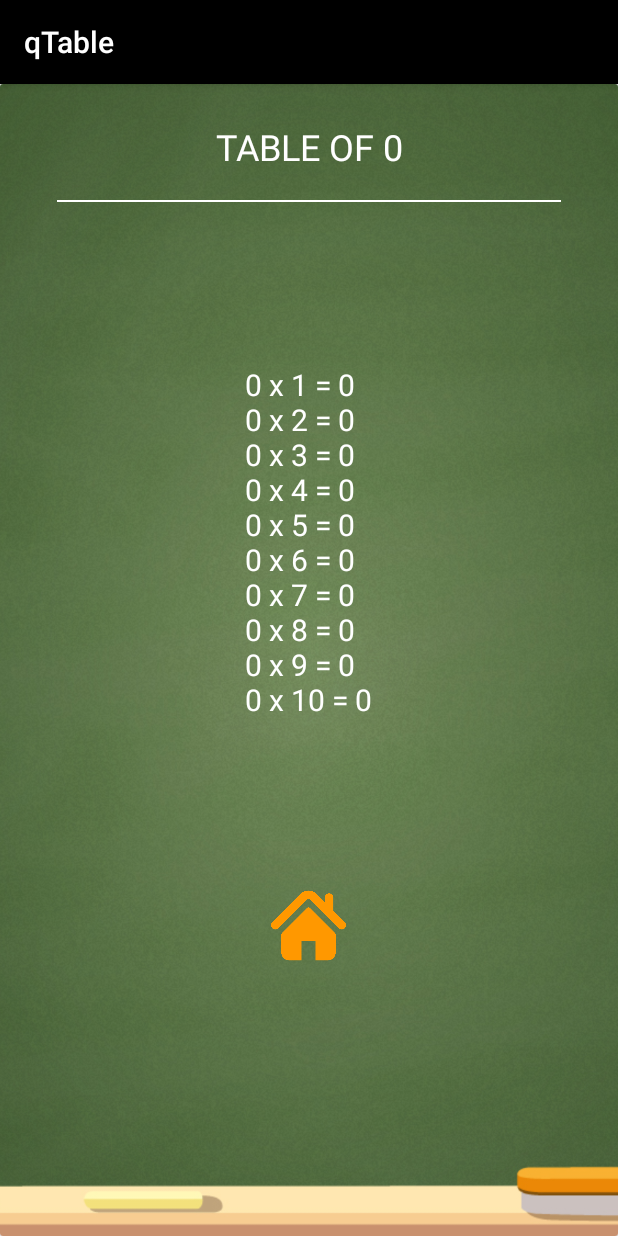
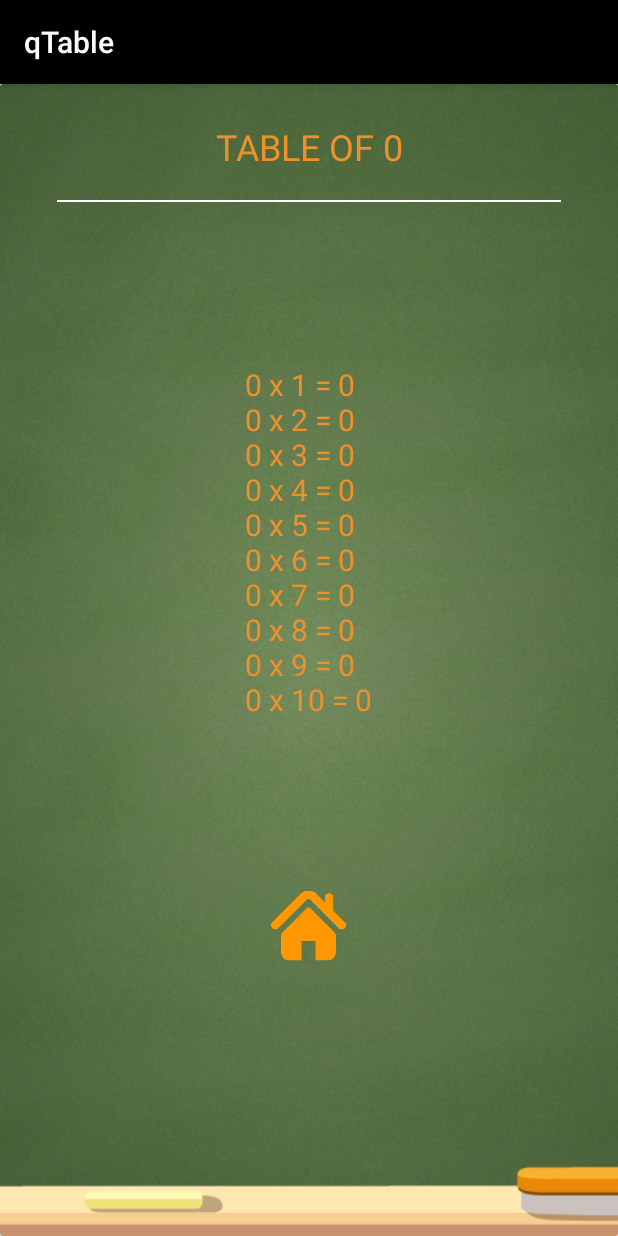
Before and after one commit to codedbyaman/aTable, an Android app: the DetailActivity screen opened directly, with no data from a screen before it, on a phone screen of 412 x 824 dp. Run offline under Robolectric (Android 15) with nearby library versions, the phone set to English and light mode, and no system bars.

Commit message:
made changes in buttons and quizActivity

```diff
--- a/app/src/main/java/com/example/aman/table/MainActivity.java
+++ b/app/src/main/java/com/example/aman/table/MainActivity.java
@@ -7,6 +7,8 @@ import android.support.annotation.Nullable;
 import android.support.v7.app.AppCompatActivity;
 import android.view.View;
 import android.widget.Button;
+
+import java.util.Random;
 
 
 public class MainActivity extends AppCompatActivity{
@@ -35,6 +37,7 @@ public class MainActivity extends AppCompatActivity{
                 startActivity(intent);
                 overridePendingTransition(R.anim.slidein, R.anim.slideout);
 
+
             }
         });
     }
--- a/app/src/main/res/layout/activity_detail.xml
+++ b/app/src/main/res/layout/activity_detail.xml
@@ -40,7 +40,7 @@
                             android:layout_alignParentStart="true"
                             android:layout_alignTop="@+id/tv_table_title"
                             android:background="@drawable/left_return_button"
-                            android:visibility="gone"/>
+                            android:visibility="gone" />
 
                         <TextView
                             android:id="@+id/tv_table_title"
@@ -53,7 +53,7 @@
                             android:gravity="center"
                             android:text="TABLE OF X "
                             android:textAllCaps="true"
-                            android:textColor="@android:color/white"
+                            android:textColor="@color/colorMain"
                             android:textSize="24sp" />
 
                     </RelativeLayout>
@@ -78,7 +78,8 @@
                             android:layout_height="wrap_content"
                             android:gravity="left"
                             android:text="Table:"
-                            android:textColor="@android:color/white"
+
+                            android:textColor="@color/colorMain"
                             android:textSize="20sp" />
 
                     </LinearLayout>
--- a/app/src/main/res/layout/activity_pratice.xml
+++ b/app/src/main/res/layout/activity_pratice.xml
@@ -33,8 +33,8 @@
         android:layout_marginLeft="@dimen/activity_practice_button_marginLeft"
         android:layout_marginRight="@dimen/activity_practice_button_marginRight"
         android:layout_marginTop="@dimen/activity_practice_button_marginTop"
-        android:background="#e1d8d8"
+        android:background="@drawable/button_shape"
         android:text="submit"
-        android:textStyle="bold" />
+        android:textStyle="bold"/>
 
 </RelativeLayout>
--- a/app/src/main/res/values/styles.xml
+++ b/app/src/main/res/values/styles.xml
@@ -4,7 +4,7 @@
     <style name="AppTheme" parent="Theme.AppCompat.Light.DarkActionBar">
         <!-- Customize your theme here. -->
         <item name="colorPrimary">@color/colorPrimary</item>
-        <item name="colorPrimaryDark">@color/colorPrimaryDark</item>
+        <item name="colorPrimaryDark">@color/colorPrimary</item>
         <item name="colorAccent">@color/colorAccent</item>
     </style>
 
```
